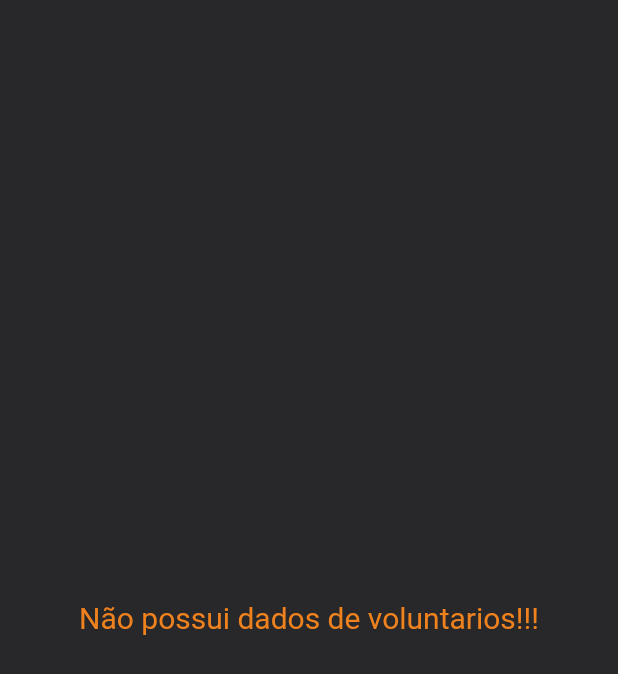
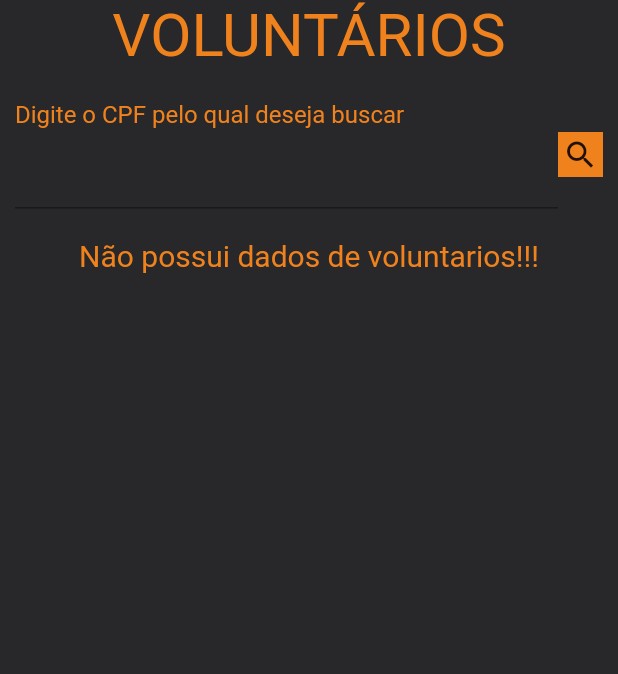
Before and after one commit to israelviana/cnMaraponga, a Flutter app: the Voluntarios screen opened by its route, on a phone screen of 412 x 824 dp. Shown: the top 674 px of the screen. Run offline on Flutter 3.47's test engine with Material 2 defaults, Android fonts, the phone set to English and light mode, and no system bars; our stand-ins replace mask_text_input_formatter, shared_preferences, sqflite; accounts and stored records are empty; Roboto replaces fonts that are missing (OpensSans).

Commit message:
fazendo filtro voluntarios

```diff
--- /dev/null
+++ b/lib/components/inputForm.dart
@@ -0,0 +1,153 @@
+import 'package:flutter/material.dart';
+import 'package:flutter/services.dart';
+import 'package:mask_text_input_formatter/mask_text_input_formatter.dart';
+
+class InputForm extends StatefulWidget {
+  String title;
+  String hintText;
+  String mask;
+  String validationMessage;
+  bool obscure;
+  TextEditingController controller;
+  FocusNode focus;
+  bool isPrefixIcon;
+  Widget prefixIcon;
+  int length;
+  bool isSufixIconObscure;
+  Widget sufixIcon;
+  Function specialValidation;
+  bool requiredInput;
+  Function onChangeCustom;
+  var globalKeyInput;
+  String type;
+  String outlineBorder;
+
+
+  InputForm({@required this.controller, @required this.title, @required this.validationMessage, @required this.focus, this.obscure = false, this.length, this.prefixIcon, this.mask, this.isPrefixIcon = false, this.isSufixIconObscure = false, this.hintText, this.sufixIcon, this.specialValidation, this.requiredInput = true, this.onChangeCustom, this.globalKeyInput, @required this.type, this.outlineBorder});
+
+  @override
+  State<InputForm> createState() => _InputFormState();
+}
+
+class _InputFormState extends State<InputForm> {
+  bool validation = false;
+  var _formKeyFied;
+
+
+  @override
+  void initState() {
+    if (widget.globalKeyInput != null) _formKeyFied = widget.globalKeyInput;
+    else _formKeyFied = new GlobalKey<FormFieldState>();
+    // TODO: implement initState
+    super.initState();
+  }
+
+  @override
+  Widget build(BuildContext context) {
+    return Column(
+      crossAxisAlignment: CrossAxisAlignment.start,
+      children: [
+        Text(widget.title, style: TextStyle(
+        fontFamily: "OpensSans",
+        fontSize: 16,
+        color: Color(0xFFf0821e)
+        )),
+        SizedBox(height: 5),
+        TextFormField(
+          cursorColor: Color(0xFFf0821e),
+          key: _formKeyFied,
+          maxLength: widget.length,
+          controller: widget.controller,
+          obscureText: widget.obscure,
+          focusNode: widget.focus,
+          keyboardType: _TextInputType(type: widget.type),
+          style: TextStyle(
+            color: Color(0xFFf0821e)
+          ),
+          decoration: InputDecoration(
+            prefixIcon: widget.isPrefixIcon ? widget.prefixIcon : null,
+            suffixIcon: widget.isSufixIconObscure ? IconButton(
+              onPressed: (){
+                setState(() {
+                  widget.obscure = !widget.obscure;
+                });
+              },
+              icon: Icon(
+                widget.obscure ? Icons.visibility_off : Icons.visibility,
+                color: Color(0xFFf0821e),
+                size: 20,
+              ),
+            ) : null,
+            border: widget.outlineBorder !=null ? const OutlineInputBorder(): null,
+          ),
+          onChanged: (value){
+            if (validation) {
+              _formKeyFied.currentState.validate();
+            }
+            if (widget.onChangeCustom != null) {
+              widget.onChangeCustom();
+            }
+          },
+          validator: (value){
+            if (widget.requiredInput) {
+              if (widget.specialValidation != null) {
+                ModifyFlagValidationTrue();
+                var result = widget.specialValidation();
+                return result;
+              }
+              ModifyFlagValidationFalse();
+            }
+          },
+          inputFormatters:  [_MaskTextInputFormatter(title: widget.mask)] ,
+        ),
+      ],
+    );
+  }
+
+  dynamic _TextInputType({type = ""}) {
+    switch (type) {
+      case "TEXT":
+        return TextInputType.text;
+      case "NUMBER":
+        return TextInputType.number;
+      case "EMAIL":
+        return TextInputType.emailAddress;
+      case "PHONE":
+        return TextInputType.phone;
+      default:
+        return TextInputType.text;
+    }
+  }
+
+  dynamic _MaskTextInputFormatter({title = ""}) {
+    switch (title) {
+      case "EMAIL":
+        return MaskTextInputFormatter(
+          initialText: widget.controller.text.toUpperCase(),
+        );
+      case "PASSWORD":
+        return MaskTextInputFormatter(
+          initialText: widget.controller.text,
+        );
+      case "CPF":
+        return MaskTextInputFormatter(
+            initialText: widget.controller.text,
+            mask: '###.###.###-##',
+            filter: {"#": RegExp(r'[0-9]')},
+            type: MaskAutoCompletionType.lazy);
+      default:
+        return MaskTextInputFormatter(
+          initialText: widget.controller.text.toUpperCase(),
+        );
+    }
+  }
+
+  void ModifyFlagValidationTrue() {
+    setState(() => validation = true);
+  }
+
+  void ModifyFlagValidationFalse() {
+    setState(() => validation = false);
+  }
+
+}
--- a/lib/views/Login/Login.dart
+++ b/lib/views/Login/Login.dart
@@ -317,7 +317,7 @@ class _LoginState extends State<Login> {
                   child: Text("Email ou Senha incorretos!"))
             ],
           ),
-          backgroundColor:  Color(0xFF4FBD2D),
+          backgroundColor: Colors.red,
         ),
       );
     }
--- a/lib/views/Voluntarios/Voluntarios.dart
+++ b/lib/views/Voluntarios/Voluntarios.dart
@@ -4,6 +4,9 @@ import 'package:app_transito/models/voluntario.dart';
 import 'package:app_transito/views/Voluntarios/Widgets/VoluntariosList.dart';
 import 'package:flutter/material.dart';
 import 'package:shared_preferences/shared_preferences.dart';
+import 'package:sqflite/sqflite.dart';
+
+import '../../components/inputForm.dart';
 
 class Voluntarios extends StatefulWidget {
   const Voluntarios({Key key}) : super(key: key);
@@ -20,32 +23,55 @@ class _VoluntariosState extends State<Voluntarios> {
   Future requisitionVoluntario;
 
 
+  final cpfController = TextEditingController(text: '');
+
+  String cpf;
+
   @override
   void initState(){
-    requisitionVoluntario = loadVoluntarioList();
+    _carregarVoluntarios();
+    cpfController.text = "";
   }
 
-  Future<List<Voluntario>> loadVoluntarioList() async{
-    final prefs = await SharedPreferences.getInstance();
-    final listVoluntarioJson =  prefs.getString("keyVoluntario");
 
-    if(listVoluntarioJson != null){
-      List<dynamic> listVoluntario = jsonDecode(listVoluntarioJson);
-      return listVoluntario.map((e) => Voluntario.fromJson(e)).toList();
+  _carregarVoluntarios() async{
+    final database = await openDatabase('cnMaraponga.db');
+
+    List<Map<String, dynamic>> voluntarios = await database.query('voluntarios');
+
+    setState(() {
+      listaVoluntarios = voluntarios.map((voluntario) => Voluntario(telefone: voluntario['telefone'], nome: voluntario['nome'], cpf: voluntario['cpf'])).toList();
+    });
+
+    database.close();
   }
+
+  _buscarCpf(String cpf) async{
+    final database = await openDatabase('cnMaraponga.db');
+
+    List<Map<String, dynamic>> voluntarios = await database.query('voluntarios',where: '"cpf" = ?', whereArgs: ['$cpf']);
+
+    setState(() {
+      listaVoluntarios = voluntarios.map((voluntario) => Voluntario(telefone: voluntario['telefone'], nome: voluntario['nome'], cpf: voluntario['cpf'])).toList();
+    });
+
+    database.close();
   }
+
+
 
   @override
   Widget build(BuildContext context) {
     return SafeArea(
       child: Scaffold(
         backgroundColor: Color(0xFF28282b),
-        body: FutureBuilder(
-          future: requisitionVoluntario,
-          builder: (context, snapshot){
-            if(snapshot.hasData && snapshot.connectionState == ConnectionState.done){
-              listaVoluntarios = snapshot.data;
-              return Column(
+        body: RefreshIndicator(
+          onRefresh: () => Future.delayed(Duration(milliseconds: 500), () => initState()),
+          child: CustomScrollView(
+            slivers: [
+              SliverList(
+                  delegate: SliverChildListDelegate([
+                    Column(
                       children: [
                         Text("VOLUNTÁRIOS", style: TextStyle(
                             fontFamily: "OpensSans",
@@ -53,24 +79,57 @@ class _VoluntariosState extends State<Voluntarios> {
                             color: Color(0xFFf0821e)
                         )),
                         SizedBox(height: 20),
-                  Column(
-                    children: List.generate(listaVoluntarios.length, (index) {
+                        Padding(
+                          padding: const EdgeInsets.symmetric(horizontal: 10),
+                          child: Row(
+                            children: [
+                              Flexible(child: InputForm(title: 'Digite o CPF pelo qual deseja buscar', mask: "CPF", type: "TEXT", controller: cpfController,)),
+                              InkWell(
+                                onTap: (){
+                                  cpf = cpfController.text;
+                                  if(cpf == ""){
+                                    initState();
+                                  }else{
+                                    _buscarCpf(cpf);
+                                  }
+                                },
+                                child: Container(
+                                  width: 30,
+                                  height: 30,
+                                  decoration: BoxDecoration(
+                                    color: Color(0xFFf0821e)
+                                  ),
+                                  child: Icon(Icons.search),
+                                ),
+                              )
+                            ],
+                          ),
+                        ),
+                        listaVoluntarios.length == 0 ?
+                            Padding(
+                              padding: const EdgeInsets.only(top: 20),
+                              child: Center(child: Text("Não possui dados de voluntarios!!!", style: TextStyle(
+                                  fontFamily: "OpensSans",
+                                  fontSize: 20,
+                                  color: Color(0xFFf0821e)
+                              ))),
+                            ) :
+                        Padding(
+                          padding: const EdgeInsets.only(top: 20),
+                          child: ListView.builder(
+                              scrollDirection: Axis.vertical,
+                              shrinkWrap: true,
+                              itemCount: listaVoluntarios.length,
+                              itemBuilder: (BuildContext context, int index){
                                 return VoluntariosList(nome: listaVoluntarios[index].nome, cpf: listaVoluntarios[index].cpf, telefone: listaVoluntarios[index].telefone);
                           }),
                         )
+                      ])
+            ])
+              )
             ],
-              );
-            }else if(!snapshot.hasData && snapshot.connectionState == ConnectionState.done){
-              return Center(child: Text("Não possui dados de voluntarios!!!", style: TextStyle(
-                  fontFamily: "OpensSans",
-                  fontSize: 20,
-                  color: Color(0xFFf0821e)
-              ),));
-            }else{
-              return CircularProgressIndicator();
-            }
-          },
           ),
+        )
       ),
     );
   }
```
Also changed, not shown: lib/views/Cadastros/CadastroVeiculos.dart (+13 -33 lines), lib/views/Cadastros/CadastroVoluntario.dart (+11 -31 lines), lib/views/Veiculos/Veiculos.dart (+35 -31 lines). Lines whose indentation alone changed are shown as unchanged.
